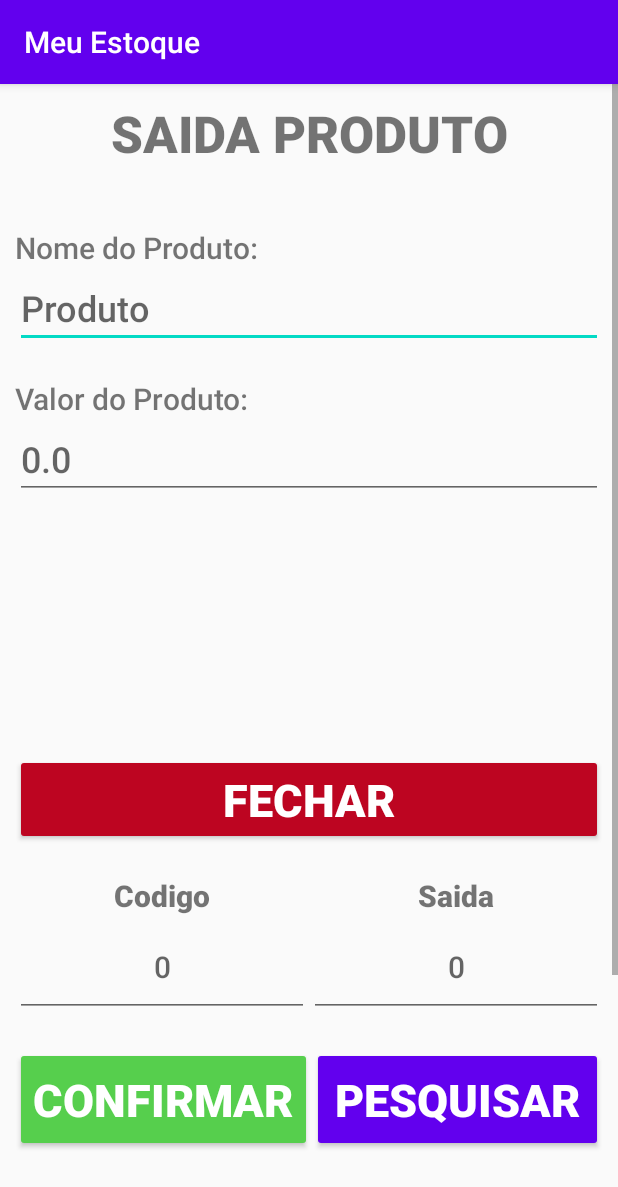
After one commit to CarlosEduardoCampos/Android_App_Estoque, an Android app: the TelaSaida screen opened directly, with no data from a screen before it, on a phone screen of 412 x 824 dp. The commit adds this screen. Shown: the top 1187 px of the screen. Run offline under Robolectric (Android 15) with nearby library versions, the phone set to English and light mode, and no system bars.

Commit message:
Cria a tela de saida de produtos

```diff
--- a/app/src/main/AndroidManifest.xml
+++ b/app/src/main/AndroidManifest.xml
@@ -11,6 +11,9 @@
         android:supportsRtl="true"
         android:theme="@style/Theme.MeuEstoque"
         tools:targetApi="31">
+        <activity
+            android:name=".TelaSaida"
+            android:exported="false" />
         <activity
             android:name=".TelaEditar"
             android:exported="false" />
--- a/app/src/main/java/com/example/meuestoque/MainActivity.java
+++ b/app/src/main/java/com/example/meuestoque/MainActivity.java
@@ -128,6 +128,14 @@ public class MainActivity extends AppCompatActivity {
         startActivity(it_TelaCriar);
         this.finish();
     }
+
+    public void abrirTelaSaida(View v)
+    {
+        Toast.makeText(this, "Abrir nova tela", Toast.LENGTH_SHORT).show();
+        Intent it_TelaCriar = new Intent(this, TelaCriar.class);
+        startActivity(it_TelaCriar);
+        this.finish();
+    }
     public void abrirTelaEditar(Integer position, ArrayList<Produtos> lista_produtos){
         Intent it_TelaEditar = new Intent(this, TelaEditar.class);
 
--- a/app/src/main/java/com/example/meuestoque/TelaCriar.java
+++ b/app/src/main/java/com/example/meuestoque/TelaCriar.java
@@ -31,7 +31,7 @@ public class TelaCriar extends AppCompatActivity {
         et_minimProduto = findViewById(R.id.et_edit_minimProduto);
 
         //Button
-        btn_salvar = findViewById(R.id.btn_salvar);
+        btn_salvar = findViewById(R.id.btn_confirmar);
 
         btn_salvar.setOnClickListener(new View.OnClickListener() {
             @Override
--- /dev/null
+++ b/app/src/main/java/com/example/meuestoque/TelaSaida.java
@@ -0,0 +1,13 @@
+package com.example.meuestoque;
+
+import android.support.v7.app.AppCompatActivity;
+import android.os.Bundle;
+
+public class TelaSaida extends AppCompatActivity {
+
+    @Override
+    protected void onCreate(Bundle savedInstanceState) {
+        super.onCreate(savedInstanceState);
+        setContentView(R.layout.activity_tela_saida);
+    }
+}
--- a/app/src/main/res/layout/activity_main.xml
+++ b/app/src/main/res/layout/activity_main.xml
@@ -17,10 +17,23 @@
             style="@style/Widget.AppCompat.Button"
             android:layout_width="match_parent"
             android:layout_height="70dp"
-            android:layout_marginBottom="40dp"
+            android:layout_marginBottom="10dp"
             android:backgroundTint="#56CF4D"
             android:onClick="abrirTelaCriar"
             android:text="@string/btn_criarProduto"
+            android:textColor="#FFFFFF"
+            android:textSize="30sp"
+            android:textStyle="bold" />
+
+        <Button
+            android:id="@+id/btn_sair"
+            style="@style/Widget.AppCompat.Button"
+            android:layout_width="match_parent"
+            android:layout_height="70dp"
+            android:layout_marginBottom="40dp"
+            android:backgroundTint="@color/purple_500"
+            android:onClick="abrirTelaCriar"
+            android:text="@string/btn_sair"
             android:textColor="#FFFFFF"
             android:textSize="30sp"
             android:textStyle="bold" />
--- a/app/src/main/res/layout/activity_tela_criar.xml
+++ b/app/src/main/res/layout/activity_tela_criar.xml
@@ -107,7 +107,7 @@
                 android:textSize="24sp" />
 
             <Button
-                android:id="@+id/btn_salvar"
+                android:id="@+id/btn_confirmar"
                 android:layout_width="match_parent"
                 android:layout_height="70dp"
                 android:layout_marginBottom="20dp"
@@ -118,7 +118,7 @@
                 android:textStyle="bold" />
 
             <Button
-                android:id="@+id/btn_voltar2"
+                android:id="@+id/btn_buscar"
                 android:layout_width="match_parent"
                 android:layout_height="70dp"
                 android:layout_marginBottom="20dp"
--- a/app/src/main/res/layout/activity_tela_editar.xml
+++ b/app/src/main/res/layout/activity_tela_editar.xml
@@ -107,7 +107,7 @@
                 android:textSize="24sp" />
 
             <Button
-                android:id="@+id/btn_salvar"
+                android:id="@+id/btn_confirmar"
                 android:layout_width="match_parent"
                 android:layout_height="70dp"
                 android:layout_marginBottom="20dp"
--- /dev/null
+++ b/app/src/main/res/layout/activity_tela_saida.xml
@@ -0,0 +1,200 @@
+<?xml version="1.0" encoding="utf-8"?>
+<android.support.constraint.ConstraintLayout xmlns:android="http://schemas.android.com/apk/res/android"
+    xmlns:app="http://schemas.android.com/apk/res-auto"
+    xmlns:tools="http://schemas.android.com/tools"
+    android:layout_width="match_parent"
+    android:layout_height="match_parent"
+    tools:context=".TelaSaida">
+
+    <ScrollView
+        android:layout_width="match_parent"
+        android:layout_height="match_parent">
+
+        <LinearLayout
+            android:layout_width="match_parent"
+            android:layout_height="wrap_content"
+            android:orientation="vertical"
+            android:padding="10dp">
+
+            <TextView
+                android:id="@+id/textView4"
+                android:layout_width="match_parent"
+                android:layout_height="wrap_content"
+                android:layout_marginBottom="40dp"
+                android:fontFamily="sans-serif-medium"
+                android:text="@string/titulo_tela_saidaProduto"
+                android:textAlignment="center"
+                android:textSize="34sp"
+                android:textStyle="bold" />
+
+            <TextView
+                android:id="@+id/textView2"
+                android:layout_width="match_parent"
+                android:layout_height="wrap_content"
+                android:fontFamily="sans-serif-medium"
+                android:text="@string/txt_nomeProduto"
+                android:textSize="20sp" />
+
+            <EditText
+                android:id="@+id/et_edit_nomeProduto"
+                android:layout_width="match_parent"
+                android:layout_height="wrap_content"
+                android:layout_marginBottom="20dp"
+                android:autofillHints="namePerson"
+                android:ems="10"
+                android:fontFamily="sans-serif-medium"
+                android:hint="@string/txt_dig_nome"
+                android:inputType="textPersonName"
+                android:textSize="24sp" />
+
+            <TextView
+                android:id="@+id/textView3"
+                android:layout_width="match_parent"
+                android:layout_height="wrap_content"
+                android:fontFamily="sans-serif-medium"
+                android:text="@string/txt_valorProduto"
+                android:textSize="20sp" />
+
+            <EditText
+                android:id="@+id/et_edit_valorProduto"
+                android:layout_width="match_parent"
+                android:layout_height="wrap_content"
+                android:layout_marginBottom="20dp"
+                android:autofillHints="number"
+                android:ems="10"
+                android:fontFamily="sans-serif-medium"
+                android:hint="@string/txt_dig_preco"
+                android:inputType="number|numberDecimal"
+                android:textSize="24sp" />
+
+            <ListView
+                android:id="@+id/lista_pesquisar"
+                android:layout_width="match_parent"
+                android:layout_height="150dp" />
+
+            <Button
+                android:id="@+id/btn_fechar"
+                android:layout_width="match_parent"
+                android:layout_height="match_parent"
+                android:layout_marginBottom="20dp"
+                android:backgroundTint="#BD0521"
+                android:onClick="deletarProduto"
+                android:text="@string/btn_fechar"
+                android:textColor="#FFFFFF"
+                android:textSize="30sp"
+                android:textStyle="bold" />
+
+            <LinearLayout
+                android:layout_width="match_parent"
+                android:layout_height="match_parent"
+                android:orientation="horizontal">
+
+                <TextView
+                    android:id="@+id/textView8"
+                    android:layout_width="match_parent"
+                    android:layout_height="wrap_content"
+                    android:layout_weight="1"
+                    android:fontFamily="sans-serif-medium"
+                    android:text="@string/txt_codgoProduto"
+                    android:textAlignment="center"
+                    android:textSize="20sp"
+                    android:textStyle="bold" />
+
+                <TextView
+                    android:id="@+id/textView7"
+                    android:layout_width="match_parent"
+                    android:layout_height="wrap_content"
+                    android:layout_weight="1"
+                    android:fontFamily="sans-serif-medium"
+                    android:text="@string/txt_saidaProduto"
+                    android:textAlignment="center"
+                    android:textSize="20sp"
+                    android:textStyle="bold" />
+            </LinearLayout>
+
+            <LinearLayout
+                android:layout_width="match_parent"
+                android:layout_height="match_parent"
+                android:layout_marginBottom="20dp"
+                android:orientation="horizontal">
+
+                <EditText
+                    android:id="@+id/et_codigo"
+                    android:layout_width="wrap_content"
+                    android:layout_height="wrap_content"
+                    android:layout_weight="1"
+                    android:autofillHints="number"
+                    android:ems="10"
+                    android:fontFamily="sans-serif-medium"
+                    android:hint="@string/txt_dig_quat"
+                    android:inputType="number"
+                    android:padding="20dp"
+                    android:textAlignment="center"
+                    android:textSize="20sp" />
+
+                <EditText
+                    android:id="@+id/et_saida"
+                    android:layout_width="wrap_content"
+                    android:layout_height="wrap_content"
+                    android:layout_weight="1"
+                    android:autofillHints="number"
+                    android:ems="10"
+                    android:fontFamily="sans-serif-medium"
+                    android:hint="@string/txt_dig_quat"
+                    android:inputType="number"
+                    android:padding="20dp"
+                    android:textAlignment="center"
+                    android:textSize="20sp" />
+            </LinearLayout>
+
+            <LinearLayout
+                android:layout_width="match_parent"
+                android:layout_height="wrap_content"
+                android:orientation="horizontal">
+
+                <Button
+                    android:id="@+id/btn_confirmar"
+                    android:layout_width="wrap_content"
+                    android:layout_height="70dp"
+                    android:layout_marginBottom="20dp"
+                    android:backgroundTint="#56CF4D"
+                    android:text="@string/btn_confirmar"
+                    android:textColor="#FFFFFF"
+                    android:textSize="30sp"
+                    android:textStyle="bold" />
+
+                <Button
+                    android:id="@+id/btn_buscar"
+                    android:layout_width="match_parent"
+                    android:layout_height="70dp"
+                    android:layout_marginBottom="20dp"
+                    android:backgroundTint="@color/purple_500"
+                    android:onClick="voltaTela"
+                    android:text="@string/btn_pesquisar"
+                    android:textColor="#FFFFFF"
+                    android:textSize="30sp"
+                    android:textStyle="bold" />
+            </LinearLayout>
+
+            <ListView
+                android:layout_width="match_parent"
+                android:layout_height="150dp"
+                android:layout_marginBottom="20dp" >
+
+            </ListView>
+
+            <Button
+                android:id="@+id/btn_finalizar"
+                android:layout_width="match_parent"
+                android:layout_height="match_parent"
+                android:layout_marginBottom="20dp"
+                android:backgroundTint="#BD0521"
+                android:onClick="deletarProduto"
+                android:text="@string/btn_finalizar"
+                android:textColor="#FFFFFF"
+                android:textSize="30sp"
+                android:textStyle="bold" />
+
+        </LinearLayout>
+    </ScrollView>
+</android.support.constraint.ConstraintLayout>
--- a/app/src/main/res/values/strings.xml
+++ b/app/src/main/res/values/strings.xml
@@ -3,10 +3,15 @@
     <string name="btn_criarProduto">NOVO PRODUTO</string>
     <string name="btn_editarProduto">EDITAR PRODUTO</string>
     <string name="btn_salvar">SALVAR</string>
+    <string name="btn_confirmar">CONFIRMAR</string>
+    <string name="btn_sair">SAIDA PRODUTO</string>
     <string name="btn_pesquisar">PESQUISAR</string>
     <string name="btn_editar">EDITAR</string>
     <string name="btn_deletar">DELETAR</string>
     <string name="btn_voltar">VOLTAR</string>
+    <string name="btn_fechar">FECHAR</string>
+    <string name="btn_finalizar">FINALIZAR</string>
+    <string name="titulo_tela_saidaProduto">SAIDA PRODUTO</string>
     <string name="titulo_tela_novoProduto">NOVO PRODUTO</string>
     <string name="titulo_tela_editarProduto">EDITAR PRODUTO</string>
     <string name="titulo_listaProduto">LISTA DE PRODUTOS</string>
@@ -15,6 +20,8 @@
     <string name="txt_valorProduto">Valor do Produto:</string>
     <string name="txt_totalProduto">Quantidade Atual:</string>
     <string name="txt_minimProduto">Quantidade Mininima:</string>
+    <string name="txt_codgoProduto">Codigo</string>
+    <string name="txt_saidaProduto">Saida</string>
     <string name="txt_dig_nome">Produto</string>
     <string name="txt_dig_preco">0.0</string>
     <string name="txt_dig_quat">0</string>
```
